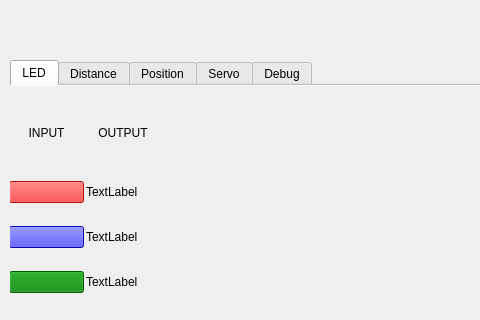
The window that CDFR_2019_QT/testwindow.ui (guillaumeb49/QT_CDFR_2019) describes before a commit, drawn with Qt 5.
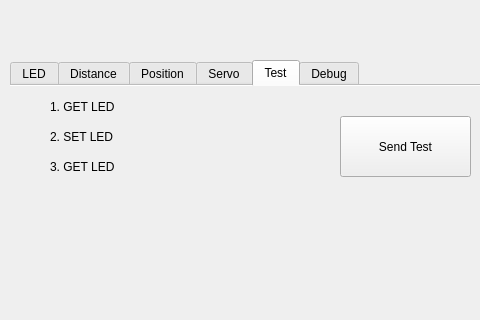
The same window after the commit. The open tabs and pages were chosen to show the change. Icons and pictures are not drawn.

What changed in the file:
```diff
--- a/CDFR_2019_QT/testwindow.ui
+++ b/CDFR_2019_QT/testwindow.ui
@@ -190,7 +190,7 @@
           <enum>QFrame::NoFrame</enum>
          </property>
          <property name="text">
-          <string>TextLabel</string>
+          <string/>
          </property>
          <property name="textFormat">
           <enum>Qt::AutoText</enum>
@@ -213,14 +213,14 @@
        <item row="3" column="1">
         <widget class="QLabel" name="label_3">
          <property name="text">
-          <string>TextLabel</string>
+          <string/>
          </property>
         </widget>
        </item>
        <item row="4" column="1">
         <widget class="QLabel" name="label_4">
          <property name="text">
-          <string>TextLabel</string>
+          <string/>
          </property>
         </widget>
        </item>
@@ -419,6 +419,63 @@
       <string>Servo</string>
      </attribute>
     </widget>
+    <widget class="QWidget" name="tab_6">
+     <attribute name="title">
+      <string>Test</string>
+     </attribute>
+     <widget class="QPushButton" name="pushButton_5">
+      <property name="geometry">
+       <rect>
+        <x>330</x>
+        <y>30</y>
+        <width>131</width>
+        <height>61</height>
+       </rect>
+      </property>
+      <property name="text">
+       <string>Send Test</string>
+      </property>
+     </widget>
+     <widget class="QLabel" name="label_16">
+      <property name="geometry">
+       <rect>
+        <x>40</x>
+        <y>10</y>
+        <width>131</width>
+        <height>21</height>
+       </rect>
+      </property>
+      <property name="text">
+       <string>1. GET LED</string>
+      </property>
+     </widget>
+     <widget class="QLabel" name="label_17">
+      <property name="geometry">
+       <rect>
+        <x>40</x>
+        <y>40</y>
+        <width>131</width>
+        <height>21</height>
+       </rect>
+      </property>
+      <property name="text">
+       <string>2. SET LED</string>
+      </property>
+     </widget>
+     <widget class="QLabel" name="label_18">
+      <property name="geometry">
+       <rect>
+        <x>40</x>
+        <y>70</y>
+        <width>131</width>
+        <height>21</height>
+       </rect>
+      </property>
+      <property name="text">
+       <string>3. GET LED</string>
+      </property>
+     </widget>
+    </widget>
     <widget class="QWidget" name="tab_5">
      <attribute name="title">
       <string>Debug</string>
```
Left out of the diff: 28 changed lines with no effect on the pictures.
